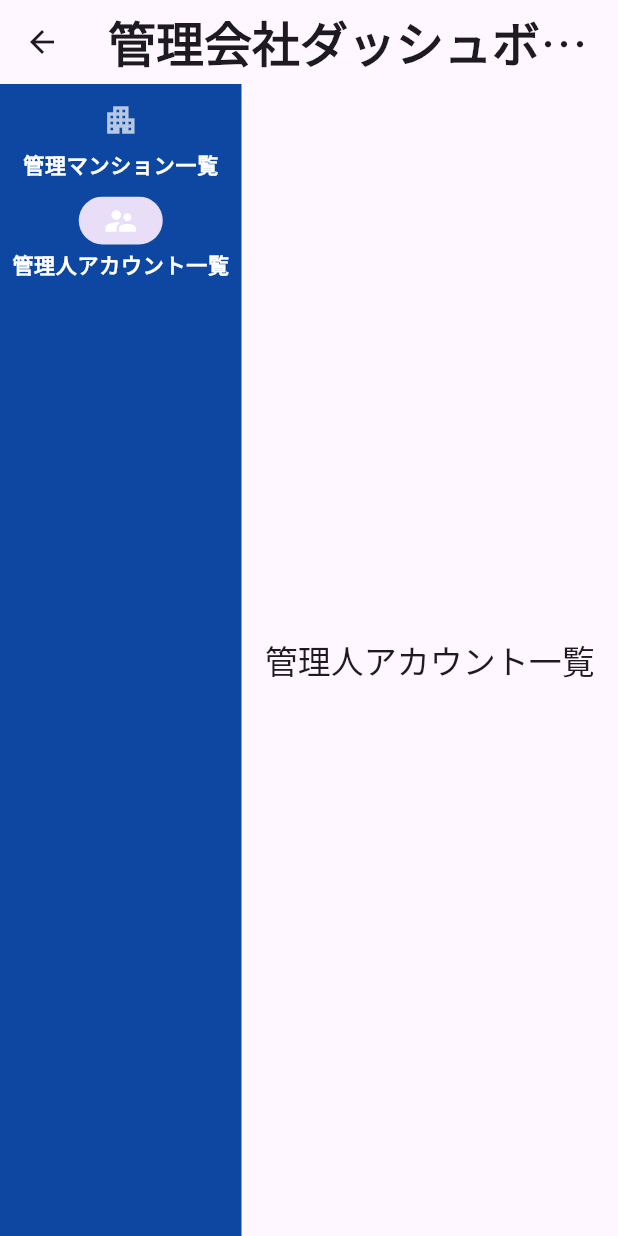
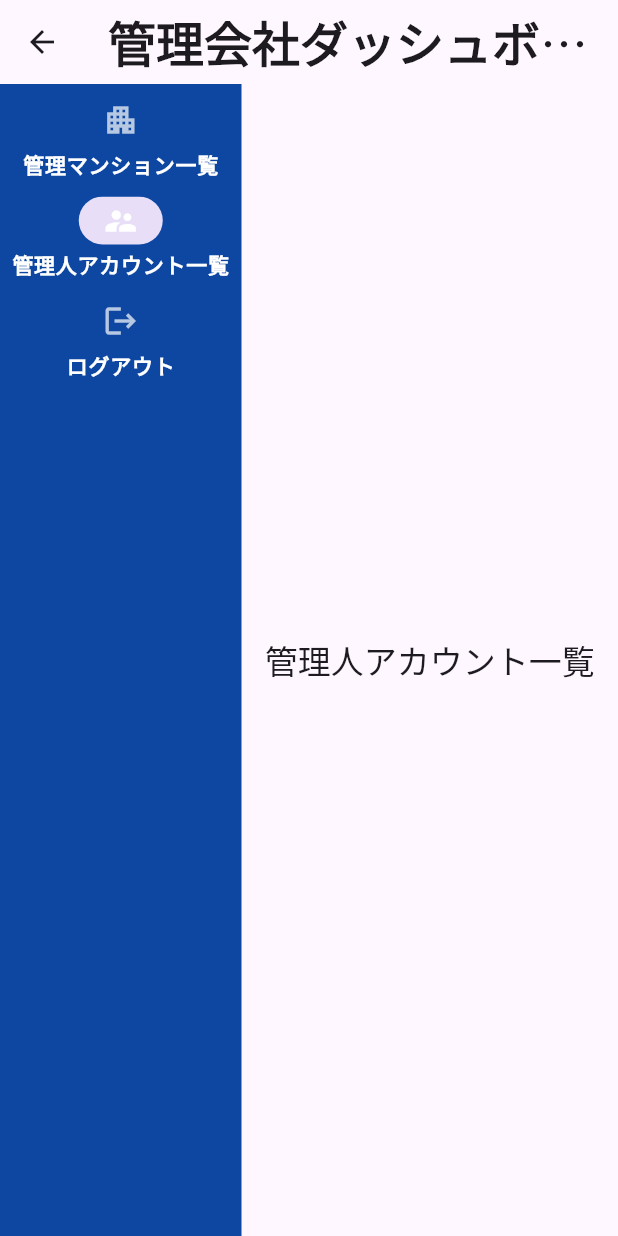
Before and after one commit to daiya-2000/reservation-app, a Flutter app: the AdminScreen screen opened by its route, after a tap on "管理人アカウント一覧", on a phone screen of 412 x 824 dp. Run offline on Flutter 3.47's test engine with Material 3 defaults, Android fonts, the phone set to English and light mode, and no system bars; our stand-ins replace cloud_firestore, cloud_functions, csv, file_picker, firebase_auth, firebase_core and 3 more; missing offline and left inert: universal_html; accounts and stored records are empty.

Commit message:
マンション管理者用の管理画面にログアウトの追加とログイン画面のエラーUI修正

```diff
--- a/reservation_app/lib/admin_screen.dart
+++ b/reservation_app/lib/admin_screen.dart
@@ -30,10 +30,37 @@ class _AdminScreenState extends State<AdminScreen> {
         children: [
           NavigationRail(
             selectedIndex: _selectedIndex,
-            onDestinationSelected: (int index) {
-              setState(() {
-                _selectedIndex = index;
-              });
+            onDestinationSelected: (int index) async {
+              if (index == 2) {
+                final shouldLogout = await showDialog<bool>(
+                  context: context,
+                  builder: (ctx) => AlertDialog(
+                    title: const Text('ログアウト確認'),
+                    content: const Text('ログアウトしますか？'),
+                    actions: [
+                      TextButton(
+                        onPressed: () => Navigator.pop(ctx, false),
+                        child: const Text('キャンセル'),
+                      ),
+                      ElevatedButton(
+                        onPressed: () => Navigator.pop(ctx, true),
+                        child: const Text('ログアウト'),
+                      ),
+                    ],
+                  ),
+                );
+
+                if (shouldLogout == true) {
+                  await FirebaseAuth.instance.signOut();
+                  if (mounted) {
+                    Navigator.of(context).pushReplacementNamed('/login');
+                  }
+                }
+              } else {
+                setState(() {
+                  _selectedIndex = index;
+                });
+              }
             },
             backgroundColor: Colors.blue[900],
             selectedIconTheme: const IconThemeData(color: Colors.white),
@@ -61,6 +88,14 @@ class _AdminScreenState extends State<AdminScreen> {
                     fontWeight: FontWeight.bold,
                   ),
                 ),
+              ),
+              NavigationRailDestination(
+                icon: Icon(Icons.logout),
+                label: Text('ログアウト',
+                    style: TextStyle(
+                        fontSize: 14,
+                        color: Colors.white,
+                        fontWeight: FontWeight.bold)),
               ),
             ],
           ),
```
Also changed, not shown: reservation_app/lib/login_screen.dart (+41 -7 lines).
